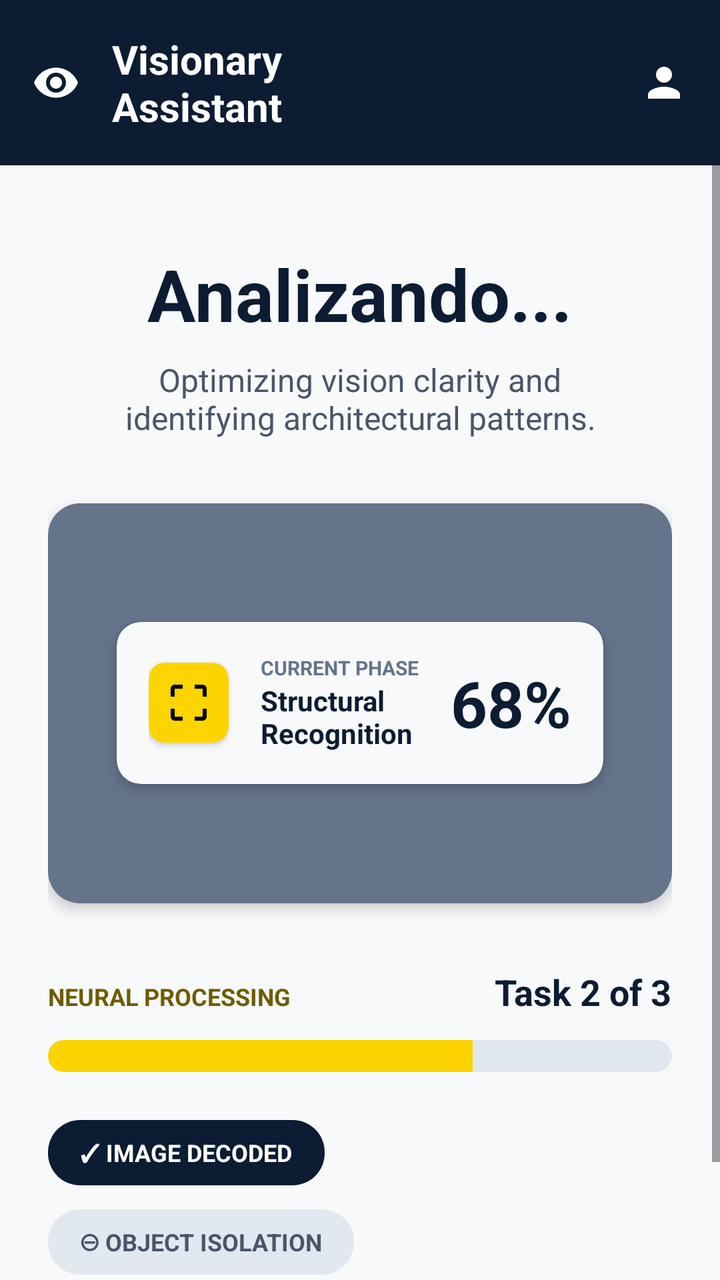
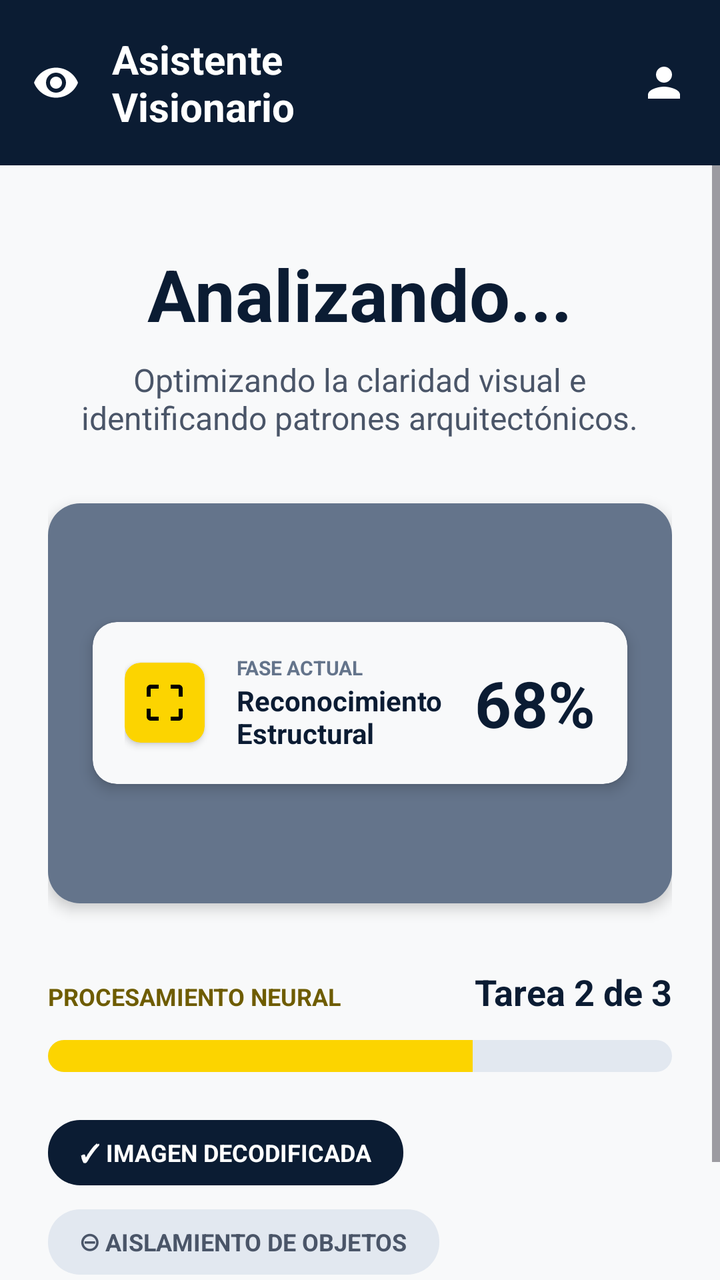

The first picture is an Android layout as it rendered before a commit; the second is the same layout after the commit. The layout source and the unified diff follow.
<!-- AndroidManifest.xml: application theme Theme.Tienda_app -->
<!-- res/layout/fragment_analyzing.xml -->
<?xml version="1.0" encoding="utf-8"?>
<androidx.constraintlayout.widget.ConstraintLayout xmlns:android="http://schemas.android.com/apk/res/android"
    xmlns:app="http://schemas.android.com/apk/res-auto"
    xmlns:tools="http://schemas.android.com/tools"
    android:layout_width="match_parent"
    android:layout_height="match_parent"
    android:background="#F8F9FA"
    tools:context=".AnalyzingFragment">

    
    <LinearLayout
        android:id="@+id/topBar"
        android:layout_width="match_parent"
        android:layout_height="wrap_content"
        android:background="#0B1C33"
        android:padding="16dp"
        android:orientation="horizontal"
        android:gravity="center_vertical"
        app:layout_constraintTop_toTopOf="parent">

        <ImageView
            android:layout_width="24dp"
            android:layout_height="24dp"
            android:src="@drawable/ic_eye"
            app:tint="#FFFFFF" />

        <TextView
            android:layout_width="0dp"
            android:layout_height="wrap_content"
            android:layout_weight="1"
            android:text="Visionary\nAssistant"
            android:textColor="#FFFFFF"
            android:textSize="20sp"
            android:textStyle="bold"
            android:layout_marginStart="16dp" />

        <ImageView
            android:layout_width="24dp"
            android:layout_height="24dp"
            android:src="@drawable/ic_user"
            app:tint="#FFFFFF" />
    </LinearLayout>

    <ScrollView
        android:layout_width="match_parent"
        android:layout_height="0dp"
        app:layout_constraintTop_toBottomOf="@id/topBar"
        app:layout_constraintBottom_toBottomOf="parent">

        <LinearLayout
            android:layout_width="match_parent"
            android:layout_height="wrap_content"
            android:orientation="vertical"
            android:padding="24dp"
            android:gravity="center_horizontal">

            <TextView
                android:layout_width="wrap_content"
                android:layout_height="wrap_content"
                android:text="Analizando..."
                android:textColor="#0B1C33"
                android:textSize="36sp"
                android:textStyle="bold"
                android:layout_marginTop="16dp"/>

            <TextView
                android:layout_width="wrap_content"
                android:layout_height="wrap_content"
                android:text="Optimizing vision clarity and\nidentifying architectural patterns."
                android:textColor="#4A5568"
                android:textSize="16sp"
                android:gravity="center"
                android:layout_marginTop="8dp"/>

            
            <androidx.cardview.widget.CardView
                android:layout_width="match_parent"
                android:layout_height="200dp"
                android:layout_marginTop="32dp"
                app:cardCornerRadius="16dp"
                app:cardElevation="4dp"
                app:cardBackgroundColor="#E2E8F0">
                <FrameLayout
                    android:layout_width="match_parent"
                    android:layout_height="match_parent">
                    <ImageView
                        android:layout_width="match_parent"
                        android:layout_height="match_parent"
                        android:scaleType="centerCrop"
                        android:background="#64748B" />
                    
                    <androidx.cardview.widget.CardView
                        android:layout_width="wrap_content"
                        android:layout_height="wrap_content"
                        android:layout_gravity="center"
                        app:cardCornerRadius="12dp"
                        app:cardBackgroundColor="#F8F9FA"
                        app:cardElevation="4dp">
                        <LinearLayout
                            android:layout_width="wrap_content"
                            android:layout_height="wrap_content"
                            android:orientation="horizontal"
                            android:gravity="center_vertical"
                            android:padding="16dp">
                            <androidx.cardview.widget.CardView
                                android:layout_width="40dp"
                                android:layout_height="40dp"
                                app:cardCornerRadius="8dp"
                                app:cardBackgroundColor="@color/yellow">
                                <ImageView
                                    android:layout_width="24dp"
                                    android:layout_height="24dp"
                                    android:src="@drawable/ic_scan_focus"
                                    android:layout_gravity="center"
                                    app:tint="#000000"/>
                            </androidx.cardview.widget.CardView>
                            <LinearLayout
                                android:layout_width="wrap_content"
                                android:layout_height="wrap_content"
                                android:orientation="vertical"
                                android:layout_marginStart="16dp">
                                <TextView
                                    android:layout_width="wrap_content"
                                    android:layout_height="wrap_content"
                                    android:text="CURRENT PHASE"
                                    android:textSize="10sp"
                                    android:textStyle="bold"
                                    android:textColor="#64748B"/>
                                <TextView
                                    android:layout_width="wrap_content"
                                    android:layout_height="wrap_content"
                                    android:text="Structural\nRecognition"
                                    android:textSize="14sp"
                                    android:textStyle="bold"
                                    android:textColor="#0B1C33"/>
                            </LinearLayout>
                            <TextView
                                android:layout_width="wrap_content"
                                android:layout_height="wrap_content"
                                android:text="68%"
                                android:textSize="32sp"
                                android:textStyle="bold"
                                android:textColor="#0B1C33"
                                android:layout_marginStart="16dp"/>
                        </LinearLayout>
                    </androidx.cardview.widget.CardView>
                </FrameLayout>
            </androidx.cardview.widget.CardView>

            <LinearLayout
                android:layout_width="match_parent"
                android:layout_height="wrap_content"
                android:orientation="horizontal"
                android:layout_marginTop="32dp"
                android:gravity="bottom">
                <TextView
                    android:layout_width="0dp"
                    android:layout_height="wrap_content"
                    android:layout_weight="1"
                    android:text="NEURAL PROCESSING"
                    android:textSize="12sp"
                    android:textStyle="bold"
                    android:textColor="#6E5C00"/>
                <TextView
                    android:layout_width="wrap_content"
                    android:layout_height="wrap_content"
                    android:text="Task 2 of 3"
                    android:textSize="18sp"
                    android:textStyle="bold"
                    android:textColor="#0B1C33"/>
            </LinearLayout>

            <ProgressBar
                android:id="@+id/progressBar"
                style="?android:attr/progressBarStyleHorizontal"
                android:layout_width="match_parent"
                android:layout_height="16dp"
                android:layout_marginTop="12dp"
                android:progressDrawable="@drawable/custom_progressbar"
                android:max="100"
                android:progress="68" />

            
            <LinearLayout
                android:layout_width="match_parent"
                android:layout_height="wrap_content"
                android:orientation="vertical"
                android:layout_marginTop="24dp">
                
                <TextView
                    android:layout_width="wrap_content"
                    android:layout_height="wrap_content"
                    android:text="✓ IMAGE DECODED"
                    android:textSize="12sp"
                    android:textStyle="bold"
                    android:textColor="#FFFFFF"
                    android:background="@drawable/bg_badge_dark"
                    android:paddingHorizontal="16dp"
                    android:paddingVertical="8dp"
                    android:layout_marginBottom="12dp"/>
                    
                <TextView
                    android:layout_width="wrap_content"
                    android:layout_height="wrap_content"
                    android:text="⊝ OBJECT ISOLATION"
                    android:textSize="12sp"
                    android:textStyle="bold"
                    android:textColor="#4A5568"
                    android:background="@drawable/bg_badge_light"
                    android:paddingHorizontal="16dp"
                    android:paddingVertical="8dp"
                    android:layout_marginBottom="12dp"/>

                <TextView
                    android:layout_width="wrap_content"
                    android:layout_height="wrap_content"
                    android:text="○ SEMANTIC LABELING"
                    android:textSize="12sp"
                    android:textStyle="bold"
                    android:textColor="#A0AEC0"
                    android:background="@drawable/bg_badge_lighter"
                    android:paddingHorizontal="16dp"
                    android:paddingVertical="8dp"/>
            </LinearLayout>

        </LinearLayout>
    </ScrollView>
</androidx.constraintlayout.widget.ConstraintLayout>
<!-- resources referenced by this layout -->
<resources>
  <color name="yellow">#FCD400</color>
  <!-- drawable bg_badge_dark (drawable) -->
  <shape xmlns:android="http://schemas.android.com/apk/res/android">
      <solid android:color="#0B1C33"/>
      <corners android:radius="16dp"/>
  </shape>
  <!-- drawable bg_badge_light (drawable) -->
  <shape xmlns:android="http://schemas.android.com/apk/res/android">
      <solid android:color="#E2E8F0"/>
      <corners android:radius="16dp"/>
  </shape>
  <!-- drawable bg_badge_lighter (drawable) -->
  <shape xmlns:android="http://schemas.android.com/apk/res/android">
      <solid android:color="#F1F5F9"/>
      <corners android:radius="16dp"/>
  </shape>
  <!-- drawable custom_progressbar (drawable) -->
  <layer-list xmlns:android="http://schemas.android.com/apk/res/android">
      <item android:id="@android:id/background">
          <shape>
              <corners android:radius="8dp"/>
              <solid android:color="#E2E8F0"/>
          </shape>
      </item>
      <item android:id="@android:id/progress">
          <clip>
              <shape>
                  <corners android:radius="8dp"/>
                  <solid android:color="@color/yellow"/>
              </shape>
          </clip>
      </item>
  </layer-list>
  <!-- drawable ic_eye (drawable) -->
  <vector xmlns:android="http://schemas.android.com/apk/res/android"
      android:width="24dp"
      android:height="24dp"
      android:viewportWidth="24"
      android:viewportHeight="24">
    <path
        android:fillColor="#FFFFFF"
        android:pathData="M12,4.5C7,4.5 2.73,7.61 1,12c1.73,4.39 6,7.5 11,7.5s9.27,-3.11 11,-7.5c-1.73,-4.39 -6,-7.5 -11,-7.5zM12,17c-2.76,0 -5,-2.24 -5,-5s2.24,-5 5,-5 5,2.24 5,5 -2.24,5 -5,5zM12,9c-1.66,0 -3,1.34 -3,3s1.34,3 3,3 3,-1.34 3,-3 -1.34,-3 -3,-3z"/>
  </vector>
  <!-- drawable ic_scan_focus (drawable) -->
  <vector xmlns:android="http://schemas.android.com/apk/res/android"
      android:width="24dp"
      android:height="24dp"
      android:viewportWidth="24"
      android:viewportHeight="24">
    <path
        android:fillColor="#FFFFFF"
        android:pathData="M3,5v4h2V5h4V3H5c-1.1,0 -2,0.9 -2,2zm2,10H3v4c0,1.1 0.9,2 2,2h4v-2H5v-4zm14,4h-4v2h4c1.1,0 2,-0.9 2,-2v-4h-2v4zm0,-16h-4v2h4v4h2V5c0,-1.1 -0.9,-2 -2,-2z"/>
  </vector>
  <!-- drawable ic_user (drawable) -->
  <vector xmlns:android="http://schemas.android.com/apk/res/android"
      android:width="24dp"
      android:height="24dp"
      android:viewportWidth="24"
      android:viewportHeight="24">
    <path
        android:fillColor="#FFFFFF"
        android:pathData="M12,12c2.21,0 4,-1.79 4,-4s-1.79,-4 -4,-4 -4,1.79 -4,4 1.79,4 4,4zM12,14c-2.67,0 -8,1.34 -8,4v2h16v-2c0,-2.66 -5.33,-4 -8,-4z"/>
  </vector>
  <style name="Theme.Tienda_app" parent="Base.Theme.Tienda_app" />
  <style name="Base.Theme.Tienda_app" parent="Theme.Material3.DayNight.NoActionBar">
          
          
      </style>
</resources>

<!-- the commit's change to res/layout/fragment_analyzing.xml (unified diff, before → after) -->
@@ -28,7 +28,7 @@
             android:layout_width="0dp"
             android:layout_height="wrap_content"
             android:layout_weight="1"
-            android:text="Visionary\nAssistant"
+            android:text="Asistente\nVisionario"
             android:textColor="#FFFFFF"
             android:textSize="20sp"
             android:textStyle="bold"
@@ -66,7 +66,7 @@
             <TextView
                 android:layout_width="wrap_content"
                 android:layout_height="wrap_content"
-                android:text="Optimizing vision clarity and\nidentifying architectural patterns."
+                android:text="Optimizando la claridad visual e\nidentificando patrones arquitectónicos."
                 android:textColor="#4A5568"
                 android:textSize="16sp"
                 android:gravity="center"
@@ -122,14 +122,14 @@
                                 <TextView
                                     android:layout_width="wrap_content"
                                     android:layout_height="wrap_content"
-                                    android:text="CURRENT PHASE"
+                                    android:text="FASE ACTUAL"
                                     android:textSize="10sp"
                                     android:textStyle="bold"
                                     android:textColor="#64748B"/>
                                 <TextView
                                     android:layout_width="wrap_content"
                                     android:layout_height="wrap_content"
-                                    android:text="Structural\nRecognition"
+                                    android:text="Reconocimiento\nEstructural"
                                     android:textSize="14sp"
                                     android:textStyle="bold"
                                     android:textColor="#0B1C33"/>
@@ -157,14 +157,14 @@
                     android:layout_width="0dp"
                     android:layout_height="wrap_content"
                     android:layout_weight="1"
-                    android:text="NEURAL PROCESSING"
+                    android:text="PROCESAMIENTO NEURAL"
                     android:textSize="12sp"
                     android:textStyle="bold"
                     android:textColor="#6E5C00"/>
                 <TextView
                     android:layout_width="wrap_content"
                     android:layout_height="wrap_content"
-                    android:text="Task 2 of 3"
+                    android:text="Tarea 2 de 3"
                     android:textSize="18sp"
                     android:textStyle="bold"
                     android:textColor="#0B1C33"/>
@@ -190,7 +190,7 @@
                 <TextView
                     android:layout_width="wrap_content"
                     android:layout_height="wrap_content"
-                    android:text="✓ IMAGE DECODED"
+                    android:text="✓ IMAGEN DECODIFICADA"
                     android:textSize="12sp"
                     android:textStyle="bold"
                     android:textColor="#FFFFFF"
@@ -202,7 +202,7 @@
                 <TextView
                     android:layout_width="wrap_content"
                     android:layout_height="wrap_content"
-                    android:text="⊝ OBJECT ISOLATION"
+                    android:text="⊝ AISLAMIENTO DE OBJETOS"
                     android:textSize="12sp"
                     android:textStyle="bold"
                     android:textColor="#4A5568"
@@ -214,7 +214,7 @@
                 <TextView
                     android:layout_width="wrap_content"
                     android:layout_height="wrap_content"
-                    android:text="○ SEMANTIC LABELING"
+                    android:text="○ ETIQUETADO SEMÁNTICO"
                     android:textSize="12sp"
                     android:textStyle="bold"
                     android:textColor="#A0AEC0"
